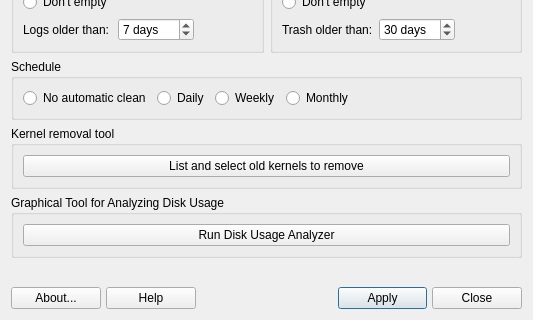
Qt form mainwindow.ui (MX-Linux/mx-cleanup) before a commit; both pictures show x 0 to 533 and y 302 to 622 of the 533 by 622 pixel window.
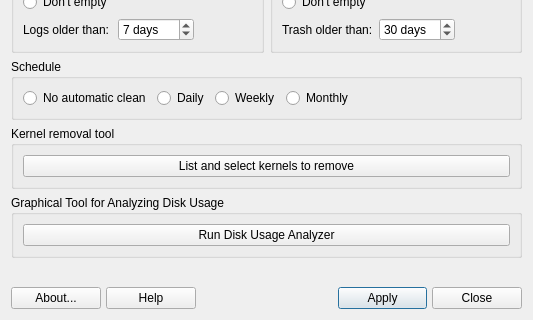
The same form after that commit. Icons and pictures are not drawn.

```diff
--- a/mainwindow.ui
+++ b/mainwindow.ui
@@ -702,7 +702,7 @@
       <item>
        <widget class="QPushButton" name="buttonKernel">
         <property name="text">
-         <string>List and select old kernels to remove</string>
+         <string>List and select kernels to remove</string>
         </property>
         <property name="icon">
          <iconset theme="view-list">
```
Left out of the diff: 2 changed lines with no effect on the pictures.
